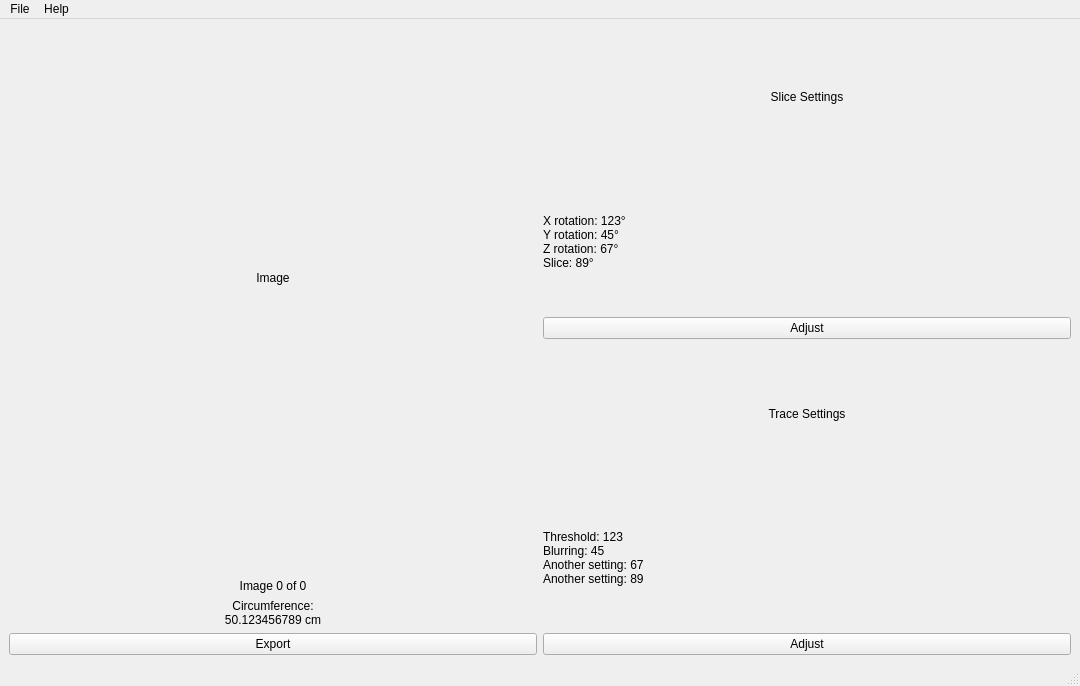
Before: the Qt Designer form src/GUI/circumference.ui in NIRALUser/NeuroRuler, drawn with Qt 5.
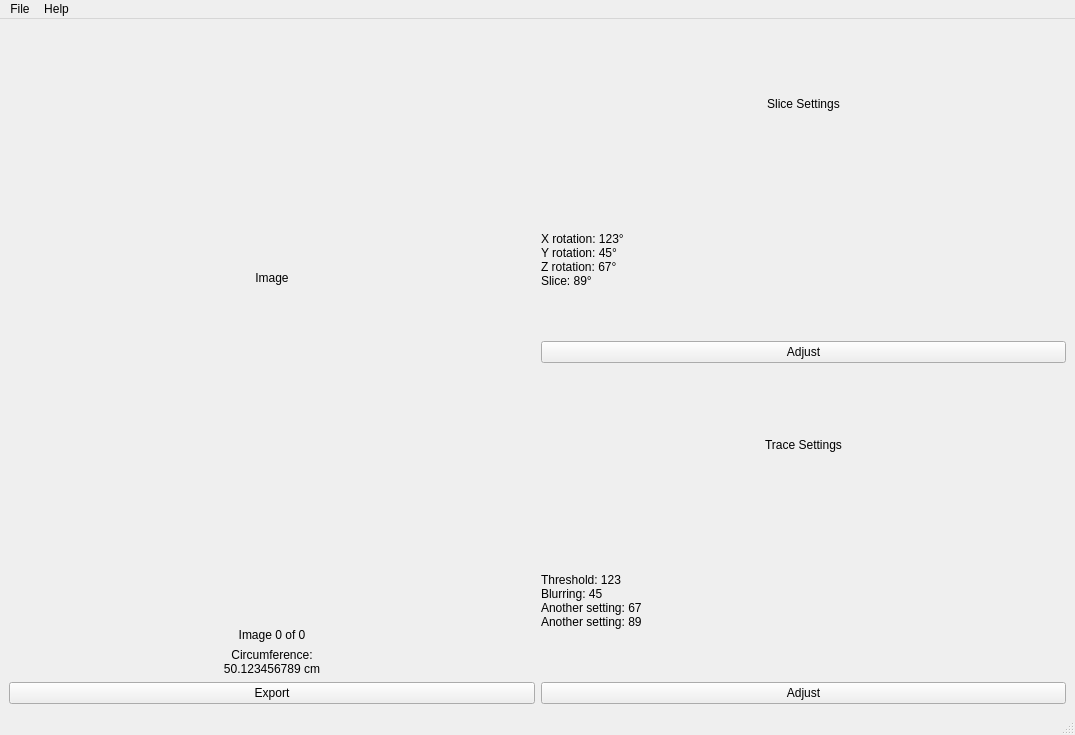
After: the same form once the commit is applied.

```diff
--- a/src/GUI/circumference.ui
+++ b/src/GUI/circumference.ui
@@ -6,8 +6,8 @@
    <rect>
     <x>0</x>
     <y>0</y>
-    <width>1080</width>
-    <height>686</height>
+    <width>1075</width>
+    <height>735</height>
    </rect>
   </property>
   <property name="windowTitle">
@@ -165,7 +165,7 @@
     <rect>
      <x>0</x>
      <y>0</y>
-     <width>1080</width>
+     <width>1075</width>
      <height>24</height>
     </rect>
    </property>
```
Left out of the diff: 6 changed lines with no effect on the pictures.
